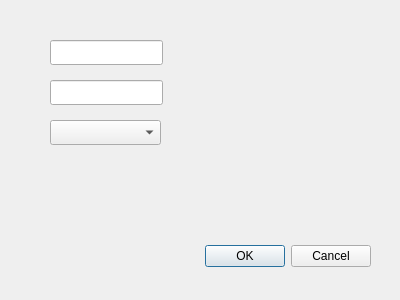
The window that userupdatedialog.ui (AtlanticYu/Library) describes before a commit, drawn with Qt 5.
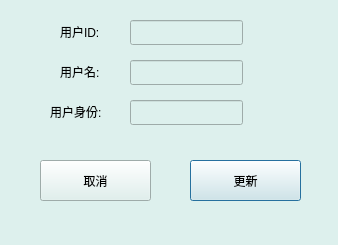
The same window after the commit.

Diff of the .ui file:
```diff
--- a/userupdatedialog.ui
+++ b/userupdatedialog.ui
@@ -2,62 +2,123 @@
 <ui version="4.0">
  <class>UserUpdateDialog</class>
  <widget class="QDialog" name="UserUpdateDialog">
+  <property name="enabled">
+   <bool>true</bool>
+  </property>
   <property name="geometry">
    <rect>
     <x>0</x>
     <y>0</y>
-    <width>400</width>
-    <height>300</height>
+    <width>338</width>
+    <height>245</height>
    </rect>
   </property>
   <property name="windowTitle">
    <string>Dialog</string>
   </property>
-  <widget class="QDialogButtonBox" name="buttonBox">
+  <property name="styleSheet">
+   <string notr="true">background-color: rgb(221, 240, 237);  </string>
+  </property>
+  <widget class="QLineEdit" name="lineEdit_UserId">
+   <property name="enabled">
+    <bool>false</bool>
+   </property>
    <property name="geometry">
     <rect>
-     <x>30</x>
-     <y>240</y>
-     <width>341</width>
-     <height>32</height>
+     <x>130</x>
+     <y>20</y>
+     <width>113</width>
+     <height>25</height>
     </rect>
    </property>
-   <property name="orientation">
-    <enum>Qt::Horizontal</enum>
-   </property>
-   <property name="standardButtons">
-    <set>QDialogButtonBox::Cancel|QDialogButtonBox::Ok</set>
-   </property>
   </widget>
   <widget class="QLineEdit" name="lineEdit">
    <property name="geometry">
     <rect>
-     <x>50</x>
-     <y>40</y>
+     <x>130</x>
+     <y>60</y>
      <width>113</width>
      <height>25</height>
     </rect>
    </property>
   </widget>
-  <widget class="QLineEdit" name="lineEdit_2">
+  <widget class="QLabel" name="label">
    <property name="geometry">
     <rect>
+     <x>60</x>
+     <y>20</y>
+     <width>49</width>
+     <height>23</height>
+    </rect>
+   </property>
+   <property name="text">
+    <string>用户ID:</string>
+   </property>
+  </widget>
+  <widget class="QLabel" name="label_2">
+   <property name="geometry">
+    <rect>
+     <x>60</x>
+     <y>60</y>
+     <width>49</width>
+     <height>23</height>
+    </rect>
+   </property>
+   <property name="text">
+    <string>用户名:</string>
+   </property>
+  </widget>
+  <widget class="QLabel" name="label_3">
+   <property name="geometry">
+    <rect>
      <x>50</x>
-     <y>80</y>
+     <y>100</y>
+     <width>64</width>
+     <height>23</height>
+    </rect>
+   </property>
+   <property name="text">
+    <string>用户身份:</string>
+   </property>
+  </widget>
+  <widget class="QPushButton" name="pushButton_Update">
+   <property name="geometry">
+    <rect>
+     <x>190</x>
+     <y>160</y>
+     <width>111</width>
+     <height>41</height>
+    </rect>
+   </property>
+   <property name="text">
+    <string>更新</string>
+   </property>
+  </widget>
+  <widget class="QLineEdit" name="lineEdit_UserStatus">
+   <property name="enabled">
+    <bool>false</bool>
+   </property>
+   <property name="geometry">
+    <rect>
+     <x>130</x>
+     <y>100</y>
      <width>113</width>
      <height>25</height>
     </rect>
    </property>
   </widget>
-  <widget class="QComboBox" name="comboBox">
+  <widget class="QPushButton" name="pushButton_Close">
    <property name="geometry">
     <rect>
-     <x>50</x>
-     <y>120</y>
+     <x>40</x>
+     <y>160</y>
      <width>111</width>
-     <height>25</height>
+     <height>41</height>
     </rect>
    </property>
+   <property name="text">
+    <string>取消</string>
+   </property>
   </widget>
  </widget>
  <resources/>
```
Left out of the diff: 39 changed lines with no effect on the pictures.
